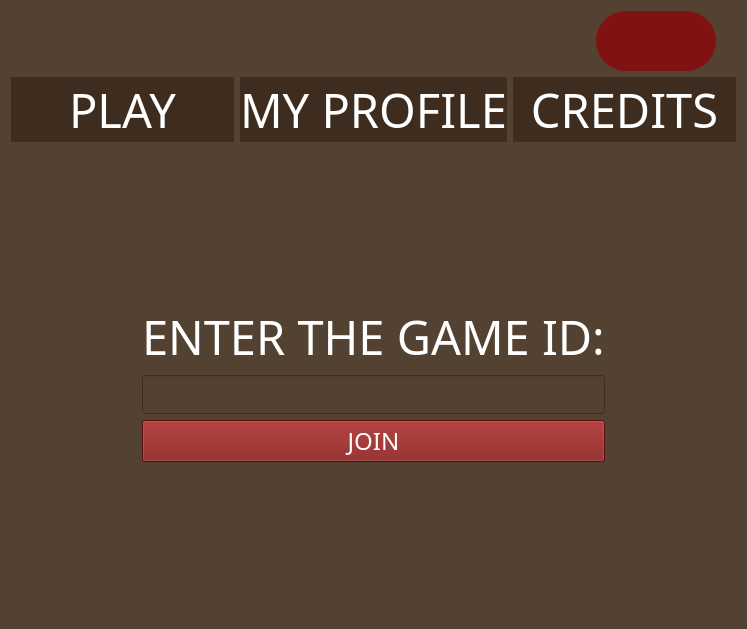
Before: the Qt Designer form TriviadorClient/TriviadorClient/form/MainMenu.ui in andreicorbu1/Triviador, drawn with Qt 5.
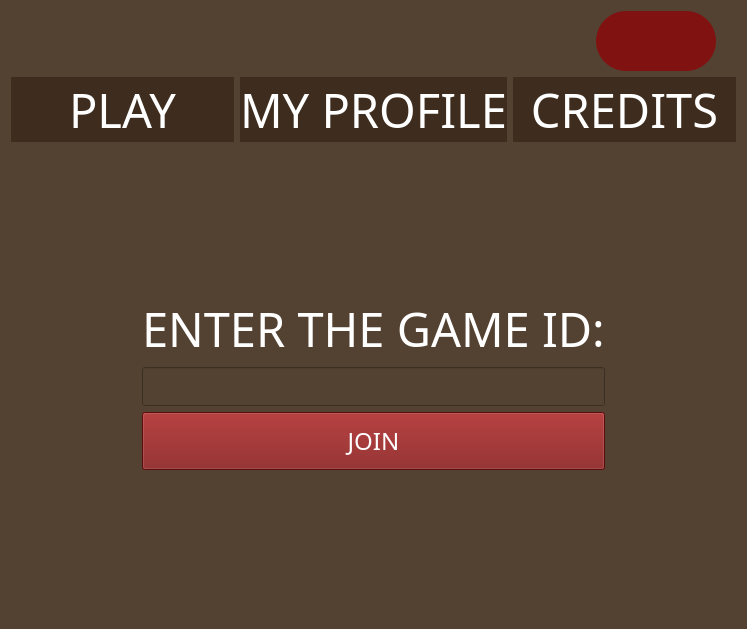
After: the same form once the commit is applied. The open tabs and pages were chosen to show the change. Icons and pictures are not drawn.

Diff of the .ui file:
```diff
--- a/TriviadorClient/TriviadorClient/form/MainMenu.ui
+++ b/TriviadorClient/TriviadorClient/form/MainMenu.ui
@@ -475,7 +475,7 @@
            </property>
            <property name="styleSheet">
             <string notr="true">background: rgb(128, 18, 18);
-</string>
+height: 50px;</string>
            </property>
            <property name="text">
             <string>JOIN</string>
```
